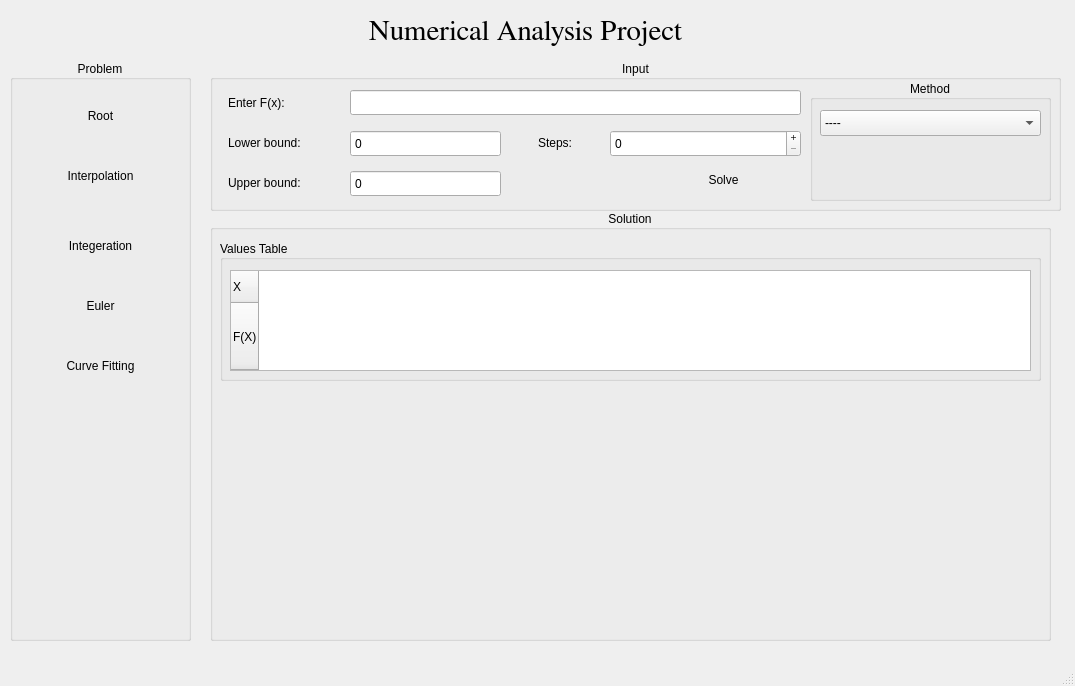
ZiadMD/Numerical-Analysis-project, file mainwindow.ui: the form before one commit.
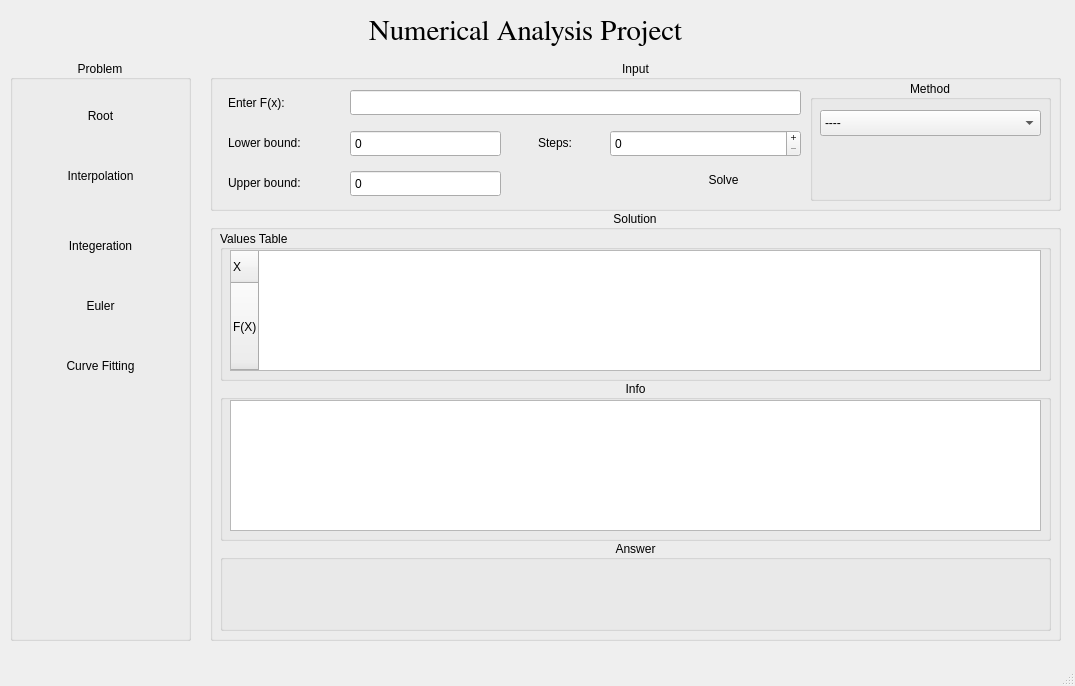
The form after the commit. Icons and pictures are not drawn.

```diff
--- a/mainwindow.ui
+++ b/mainwindow.ui
@@ -860,7 +860,7 @@
        <rect>
         <x>10</x>
         <y>160</y>
-        <width>841</width>
+        <width>851</width>
         <height>431</height>
        </rect>
       </property>
@@ -874,9 +874,9 @@
        <property name="geometry">
         <rect>
          <x>10</x>
-         <y>30</y>
-         <width>821</width>
-         <height>141</height>
+         <y>20</y>
+         <width>831</width>
+         <height>151</height>
         </rect>
        </property>
        <property name="title">
@@ -889,9 +889,9 @@
         <property name="geometry">
          <rect>
           <x>10</x>
-          <y>30</y>
-          <width>801</width>
-          <height>101</height>
+          <y>20</y>
+          <width>811</width>
+          <height>121</height>
          </rect>
         </property>
         <property name="layoutDirection">
@@ -936,6 +936,61 @@
         </row>
        </widget>
       </widget>
+      <widget class="QGroupBox" name="groupBox_20">
+       <property name="geometry">
+        <rect>
+         <x>10</x>
+         <y>170</y>
+         <width>831</width>
+         <height>161</height>
+        </rect>
+       </property>
+       <property name="title">
+        <string>Info</string>
+       </property>
+       <property name="alignment">
+        <set>Qt::AlignmentFlag::AlignCenter</set>
+       </property>
+       <widget class="QTextEdit" name="IntInfo">
+        <property name="geometry">
+         <rect>
+          <x>10</x>
+          <y>20</y>
+          <width>811</width>
+          <height>131</height>
+         </rect>
+        </property>
+       </widget>
+      </widget>
+      <widget class="QGroupBox" name="groupBox_21">
+       <property name="geometry">
+        <rect>
+         <x>10</x>
+         <y>330</y>
+         <width>831</width>
+         <height>91</height>
+        </rect>
+       </property>
+       <property name="title">
+        <string>Answer</string>
+       </property>
+       <property name="alignment">
+        <set>Qt::AlignmentFlag::AlignCenter</set>
+       </property>
+       <widget class="QLabel" name="IntLabel">
+        <property name="geometry">
+         <rect>
+          <x>16</x>
+          <y>36</y>
+          <width>801</width>
+          <height>41</height>
+         </rect>
+        </property>
+        <property name="text">
+         <string/>
+        </property>
+       </widget>
+      </widget>
      </widget>
     </widget>
     <widget class="QWidget" name="EulerPage">
```
Left out of the diff: 50 changed lines with no effect on the pictures. Lines whose indentation alone changed are shown as unchanged.
